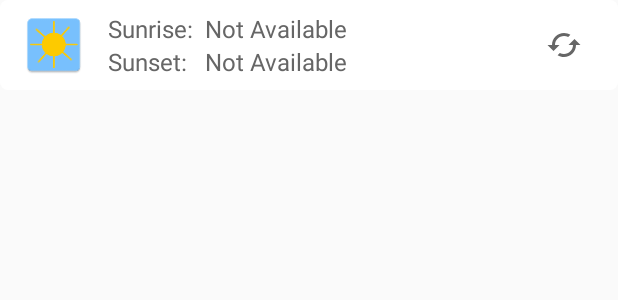
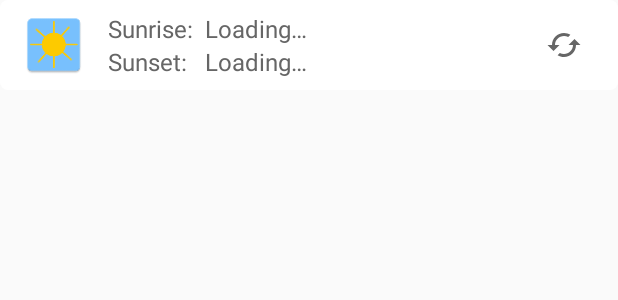
Before and after one commit to koleno/SunWidget, an Android app: the layout sunwidget.xml on its own in the app's theme, with its tools: preview values and no code run, on a phone screen of 412 x 824 dp. Shown: the top 300 px of the screen. Run offline under Robolectric (Android 15) with nearby library versions, the phone set to English and light mode, and no system bars.

Commit message:
Changed "not available" to loading since now there's cache data available

```diff
--- a/app/src/main/res/layout/sunwidget.xml
+++ b/app/src/main/res/layout/sunwidget.xml
@@ -36,7 +36,7 @@
             android:id="@+id/text_sunrise_value"
             android:layout_width="wrap_content"
             android:layout_height="wrap_content"
-            android:text="@string/not_available"
+            android:text="@string/loading"
             android:textAppearance="@style/StyleTextWidget" />
 
         <TextView
@@ -51,7 +51,7 @@
             android:id="@+id/text_sunset_value"
             android:layout_width="wrap_content"
             android:layout_height="wrap_content"
-            android:text="@string/not_available"
+            android:text="@string/loading"
             android:textAppearance="@style/StyleTextWidget" />
 
     </GridLayout>
--- a/app/src/main/res/values/strings.xml
+++ b/app/src/main/res/values/strings.xml
@@ -34,4 +34,5 @@
     <string name="success_dialog_button">OK</string>
     <string name="location_marker">Location marker</string>
     <string name="refresh">Refresh</string>
+    <string name="loading">Loading\u2026</string>
 </resources>
--- a/build.gradle
+++ b/build.gradle
@@ -7,7 +7,7 @@ buildscript {
         google()
     }
     dependencies {
-        classpath 'com.android.tools.build:gradle:3.4.0'
+        classpath 'com.android.tools.build:gradle:3.4.2'
         classpath "org.jetbrains.kotlin:kotlin-gradle-plugin:$kotlin_version"
 
         // NOTE: Do not place your application dependencies here; they belong
```
